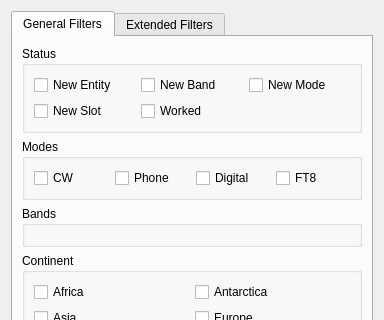
First picture: the form in ui/DxFilterDialog.ui, repository k5mcd/QLog, before the edit; both pictures show x 0 to 384 and y 0 to 320 of the 384 by 495 pixel window.
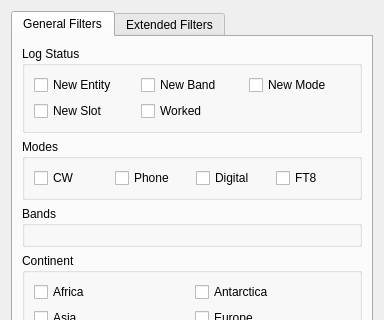
Second picture: the form after the edit.

Commit message: Filter Dialogs: Renamed Status to Log Status

Patch:
```diff
--- a/ui/DxFilterDialog.ui
+++ b/ui/DxFilterDialog.ui
@@ -209,7 +209,7 @@
        <item row="0" column="0">
         <widget class="QGroupBox" name="groupBox">
          <property name="title">
-          <string>Status</string>
+          <string>Log Status</string>
          </property>
          <layout class="QVBoxLayout" name="verticalLayout_7">
           <item>
```
The commit also changes 1 other file.
